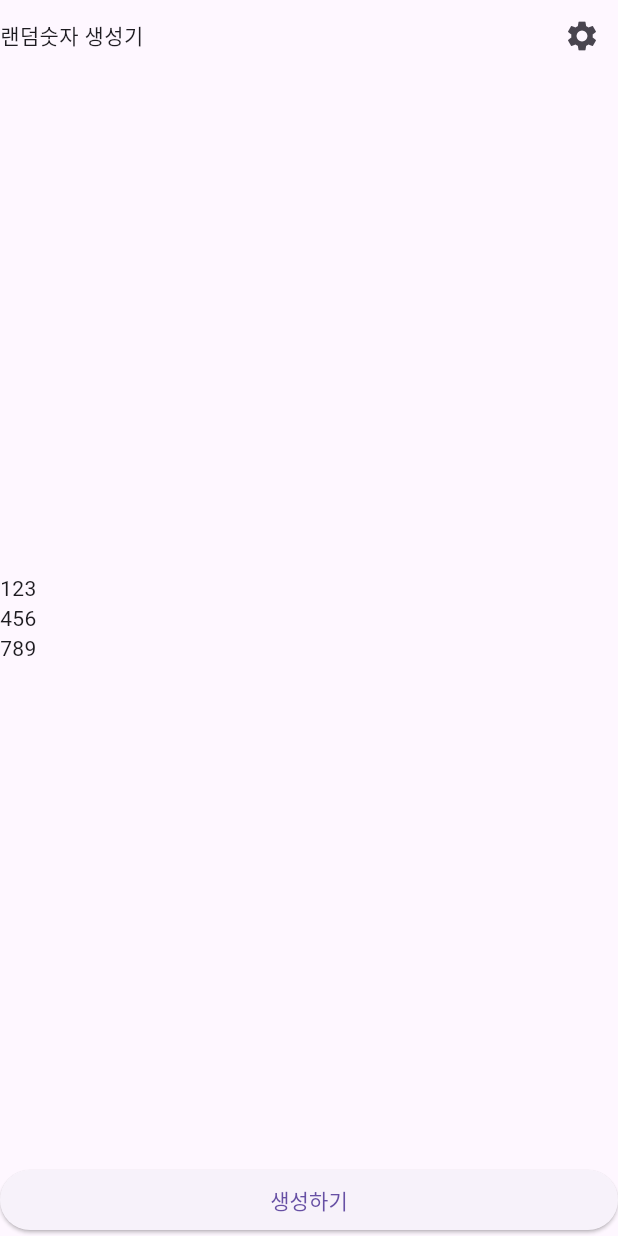
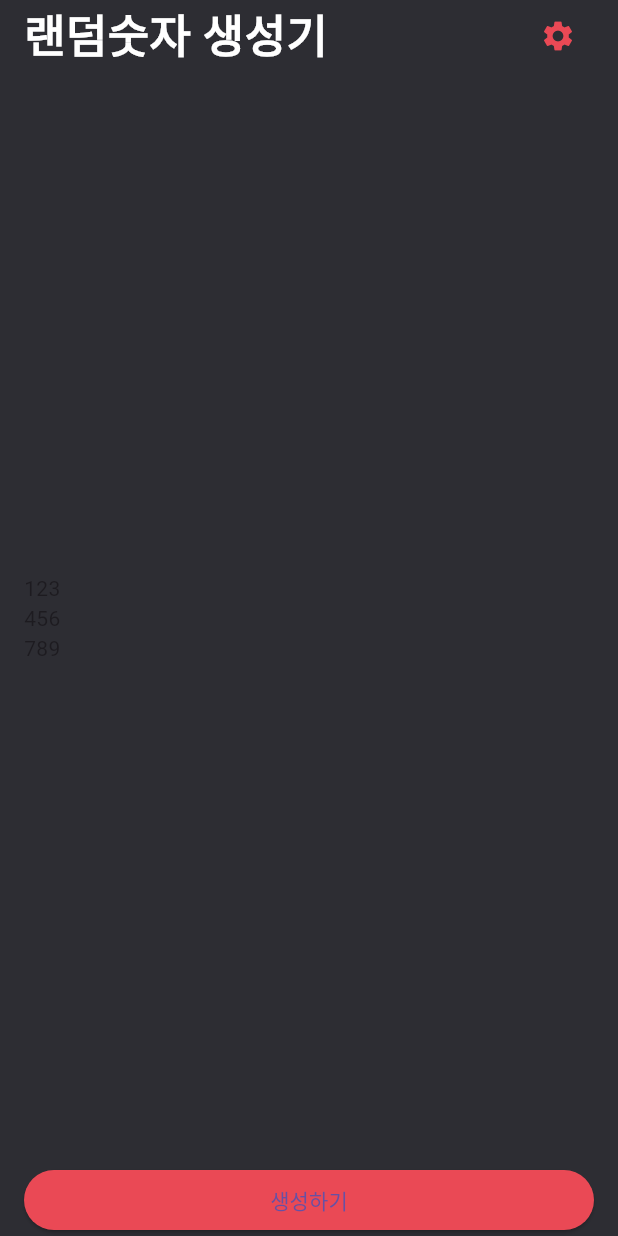
Before and after one commit to hommehyuk/random_number_generator, a Flutter app: the screen it shows after launch, on a phone screen of 412 x 824 dp. Run offline on Flutter 3.47's test engine with Material 3 defaults, Android fonts, the phone set to English and light mode, and no system bars.

Commit message:
디자인 적용

```diff
--- /dev/null
+++ b/lib/constant/color.dart
@@ -0,0 +1,5 @@
+import 'package:flutter/material.dart';
+
+const Color PRIMARY_COLOR = Color(0xFF2D2D33);
+const Color RED_COLOR = Color(0xFFEA4955);
+const Color BLUE_COLOR = Color(0xFF549FBF);
--- a/lib/screen/home_screen.dart
+++ b/lib/screen/home_screen.dart
@@ -1,4 +1,5 @@
 import 'package:flutter/material.dart';
+import 'package:random_number_generator/constant/color.dart';
 
 class HomeScreen extends StatefulWidget {
   const HomeScreen({super.key});
@@ -11,18 +12,29 @@ class _HomeScreenState extends State<HomeScreen> {
   @override
   Widget build(BuildContext context) {
     return Scaffold(
+      backgroundColor: PRIMARY_COLOR,
       body: SafeArea(
+        child: Padding(
+          padding: const EdgeInsets.symmetric(horizontal: 16.0),
           child: Column(
             crossAxisAlignment: CrossAxisAlignment.start,
             children: [
               Row(
                 mainAxisAlignment: MainAxisAlignment.spaceBetween,
                 children: [
-                Text('랜덤숫자 생성기'),
+                  Text(
+                    '랜덤숫자 생성기',
+                    style: TextStyle(
+                      color: Colors.white,
+                      fontSize: 30.0,
+                      fontWeight: FontWeight.w700,
+                    ),
+                  ),
                   IconButton(
                     onPressed: () {},
                     icon: Icon(
                       Icons.settings,
+                      color: RED_COLOR,
                     ),
                   ),
                 ],
@@ -40,6 +52,9 @@ class _HomeScreenState extends State<HomeScreen> {
               SizedBox(
                 width: double.infinity,
                 child: ElevatedButton(
+                  style: ElevatedButton.styleFrom(
+                    backgroundColor: RED_COLOR,
+                  ),
                   onPressed: () {},
                   child: Text(
                     '생성하기',
@@ -49,6 +64,7 @@ class _HomeScreenState extends State<HomeScreen> {
             ],
           ),
         ),
+      ),
     );
   }
 }
```
Lines whose indentation alone changed are shown as unchanged.
